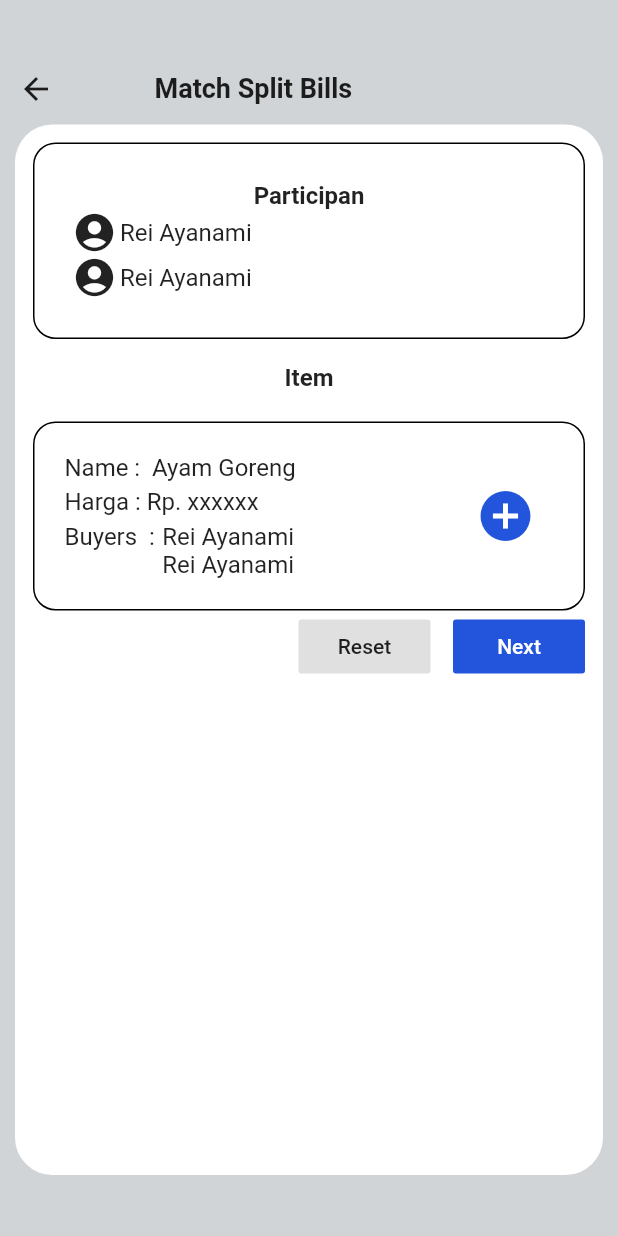
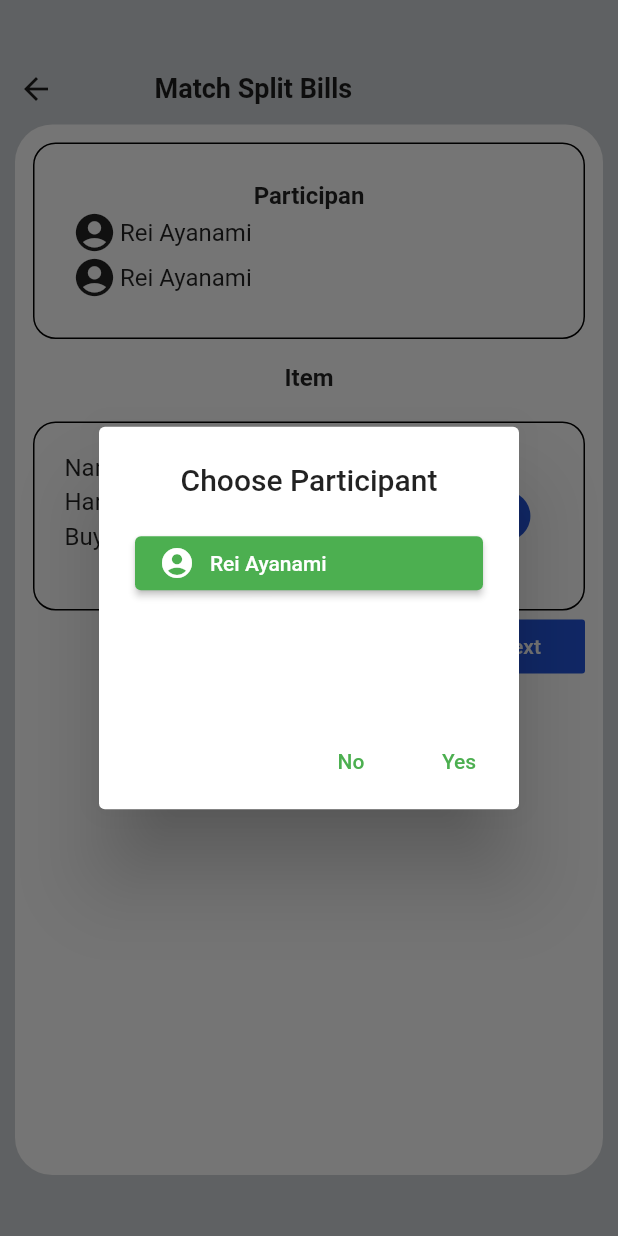
Before and after one commit to fakhrads/patungan, a Flutter app: the matchSplitBills screen opened directly, after a tap on the "add circle" icon, on a phone screen of 412 x 824 dp. Run offline on Flutter 3.47's test engine with Material 2 defaults, Android fonts, the phone set to English and light mode, and no system bars; our stand-ins replace sqflite; missing offline and left inert: dart:ffi; accounts and stored records are empty; network calls fail.

Commit message:
penambahan showdialog

```diff
--- a/lib/src/components/match_splitbills/match_splitbills.dart
+++ b/lib/src/components/match_splitbills/match_splitbills.dart
@@ -101,7 +101,35 @@ class _sesuaikanSplitBillsState extends State<sesuaikanSplitBills> {
                           ],
                         ),
                         TextButton(
-                            onPressed: () {},
+                            onPressed: () {
+                          showDialog(
+                          context: context,
+                          builder: (context) => AlertDialog(
+                                title: Center(child: Text("Choose Participant")),
+                                content: Container(
+                                  height: 100,
+                                  child: Column(
+                                    children: [
+                                      ElevatedButton(
+                                          onPressed: () {},
+                                          child: Row(
+                                            children: [
+                                              Icon(Icons.account_circle),
+                                              SizedBox(width: 10,),
+                                              Text("Rei Ayanami"),
+                                            ],
+                                          ))
+                                    ],
+                                  ),
+                                ),
+                                actions: [
+                                  TextButton(
+                                      onPressed: () {}, child: Text("No")),
+                                  TextButton(
+                                      onPressed: () {}, child: Text("Yes")),
+                                ],
+                              ));
+                            },
                             child: Icon(
                               Icons.add_circle_sharp,
                               color: Color(0xFF2255DC),
```
Also changed, not shown: lib/src/components/detail_group/listSplitBills.dart (+15 -1 lines).
